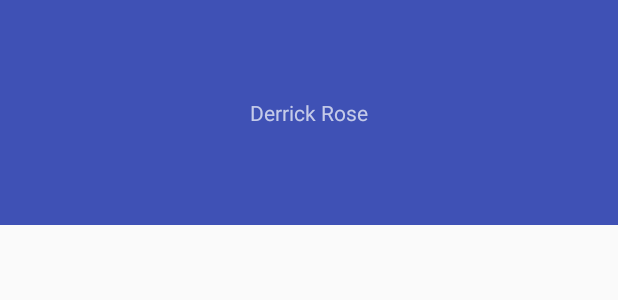
After one commit to duanjiefei/LivePlayer, an Android app: the layout navigation_header.xml on its own in the app's theme, with its tools: preview values and no code run, on a phone screen of 412 x 824 dp. The commit adds this screen. Shown: the top 300 px of the screen. Run offline under Robolectric (Android 15) with nearby library versions, the phone set to English and light mode, and no system bars.

Commit message:
利用DrawerLayout 为APP添加侧滑菜单

```diff
--- /dev/null
+++ b/app/src/main/res/layout/navigation_header.xml
@@ -0,0 +1,16 @@
+<?xml version="1.0" encoding="utf-8"?>
+<LinearLayout xmlns:android="http://schemas.android.com/apk/res/android"
+    android:orientation="vertical" android:layout_width="match_parent"
+    android:layout_height="@dimen/dimen_300dp"
+    android:gravity="center"
+    android:background="?attr/colorPrimary"
+    android:padding="@dimen/dimen_16dp"
+    android:id="@+id/navigation_header"
+    android:theme="@style/ThemeOverlay.AppCompat.Dark"
+    >
+    <TextView
+        android:text="Derrick Rose"
+        android:layout_width="wrap_content"
+        android:layout_height="wrap_content" />
+
+</LinearLayout>
--- a/app/src/main/res/values/strings.xml
+++ b/app/src/main/res/values/strings.xml
@@ -1,3 +1,5 @@
 <resources>
     <string name="app_name">LivePlayer</string>
+    <string name="drawer_open">Open</string>
+    <string name="drawer_close">Close</string>
 </resources>
```
Also changed, not shown: app/src/main/java/com/duanjiefei/github/liveplayer/HomeActivity.java (+15 -0 lines), app/src/main/res/layout/activity_home.xml (+26 -1 lines), app/src/main/res/menu/navigation_menu.xml (added, +20 -0 lines).
